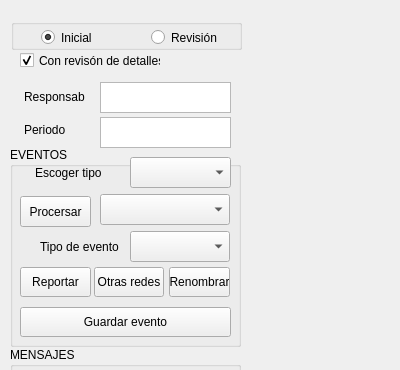
RedSismicaAustro/rsa_sismologia, file src/ui/Proceso.ui: the form before one commit; both pictures show x 0 to 400 and y 0 to 370 of the 400 by 839 pixel window.
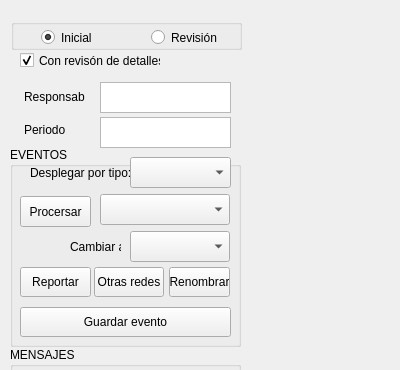
The form after the commit.

Commit message:
Cambio de ui
Cambio en ui en proceso principal

Diff of the .ui file:
```diff
--- a/src/ui/Proceso.ui
+++ b/src/ui/Proceso.ui
@@ -237,14 +237,14 @@
    <widget class="QLabel" name="label_6">
     <property name="geometry">
      <rect>
-      <x>30</x>
+      <x>60</x>
       <y>90</y>
-      <width>81</width>
+      <width>51</width>
       <height>20</height>
      </rect>
     </property>
     <property name="text">
-     <string>Tipo de evento</string>
+     <string>Cambiar a:</string>
     </property>
    </widget>
    <widget class="QPushButton" name="Btn_procesar">
@@ -276,14 +276,14 @@
    <widget class="QLabel" name="label_8">
     <property name="geometry">
      <rect>
-      <x>25</x>
+      <x>20</x>
       <y>16</y>
-      <width>81</width>
+      <width>100</width>
       <height>20</height>
      </rect>
     </property>
     <property name="text">
-     <string>Escoger tipo</string>
+     <string>Desplegar por tipo:</string>
     </property>
    </widget>
    <widget class="QComboBox" name="cmbx_t_evento">
```
